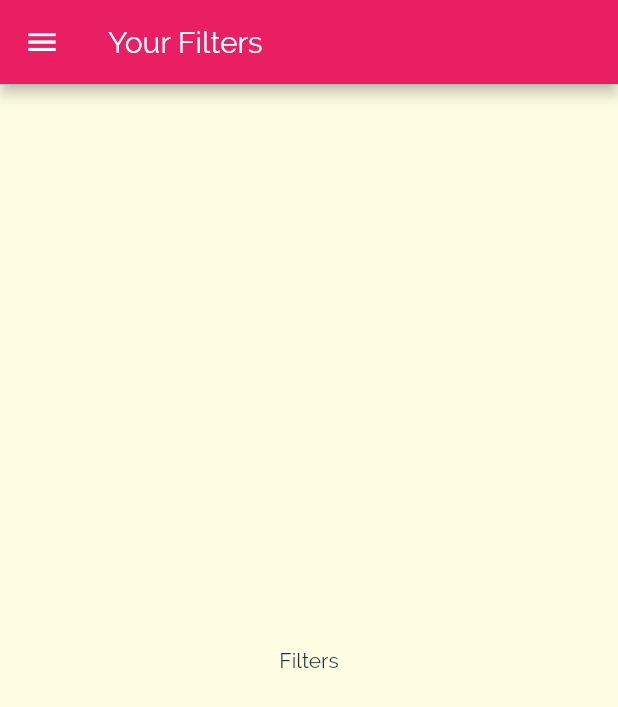
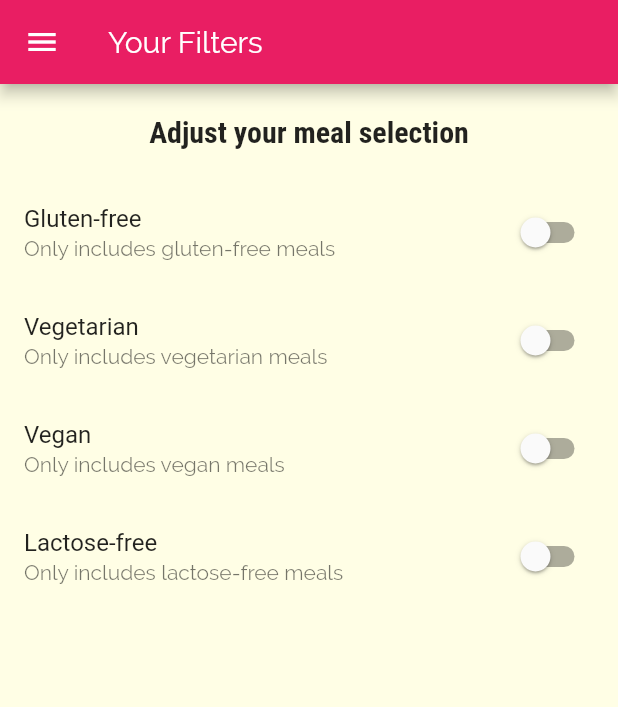
Before and after one commit to admn16/flutter-tutorial, a Flutter app: the FiltersScreen screen opened by its route, on a phone screen of 412 x 824 dp. Shown: the top 707 px of the screen. Run offline on Flutter 3.47's test engine with Material 2 defaults, Android fonts, the phone set to English and light mode, and no system bars.

Commit message:
Added switches in Filter page

```diff
--- a/meals_app/lib/screens/filters_screen.dart
+++ b/meals_app/lib/screens/filters_screen.dart
@@ -1,10 +1,35 @@
 import 'package:flutter/material.dart';
 import 'package:meals_app/widgets/main_drawer.dart';
 
-class FiltersScreen extends StatelessWidget {
+class FiltersScreen extends StatefulWidget {
   static const routeName = '/filters';
 
   const FiltersScreen({Key? key}) : super(key: key);
+
+  @override
+  _FiltersScreenState createState() => _FiltersScreenState();
+}
+
+class _FiltersScreenState extends State<FiltersScreen> {
+  var _glutenFree = false;
+  var _vegetarian = false;
+  var _vegan = false;
+  var _lactoseFree = false;
+
+  Widget _buildSwitchListTile(
+      {required String title,
+      required String description,
+      required bool currentValue,
+      required Function(bool) updateValue}) {
+    return SwitchListTile(
+      title: Text(
+        title,
+      ),
+      value: currentValue,
+      subtitle: Text(description),
+      onChanged: updateValue,
+    );
+  }
 
   @override
   Widget build(BuildContext context) {
@@ -13,8 +38,58 @@ class FiltersScreen extends StatelessWidget {
         title: Text('Your Filters'),
       ),
       drawer: MainDrawer(),
-      body: Center(
-        child: Text('Filters'),
+      body: Column(
+        children: [
+          Container(
+            padding: EdgeInsets.all(20),
+            child: Text(
+              'Adjust your meal selection',
+              style: Theme.of(context).textTheme.title,
+            ),
+          ),
+          Expanded(
+            child: ListView(
+              children: [
+                _buildSwitchListTile(
+                    title: 'Gluten-free',
+                    description: 'Only includes gluten-free meals',
+                    currentValue: _glutenFree,
+                    updateValue: (newValue) {
+                      setState(() {
+                        _glutenFree = newValue;
+                      });
+                    }),
+                _buildSwitchListTile(
+                    title: 'Vegetarian',
+                    description: 'Only includes vegetarian meals',
+                    currentValue: _vegetarian,
+                    updateValue: (newValue) {
+                      setState(() {
+                        _vegetarian = newValue;
+                      });
+                    }),
+                _buildSwitchListTile(
+                    title: 'Vegan',
+                    description: 'Only includes vegan meals',
+                    currentValue: _vegan,
+                    updateValue: (newValue) {
+                      setState(() {
+                        _vegan = newValue;
+                      });
+                    }),
+                _buildSwitchListTile(
+                    title: 'Lactose-free',
+                    description: 'Only includes lactose-free meals',
+                    currentValue: _lactoseFree,
+                    updateValue: (newValue) {
+                      setState(() {
+                        _lactoseFree = newValue;
+                      });
+                    }),
+              ],
+            ),
+          ),
+        ],
       ),
     );
   }
--- a/meals_app/lib/screens/tabs_screen.dart
+++ b/meals_app/lib/screens/tabs_screen.dart
@@ -58,6 +58,7 @@ class _TabsScreenState extends State<TabsScreen> {
         unselectedItemColor: Colors.white,
         selectedItemColor: Theme.of(context).accentColor,
         currentIndex: _selectedPageIndex,
+        // type: BottomNavigationBarType.shifting,
       ),
     );
   }
```
